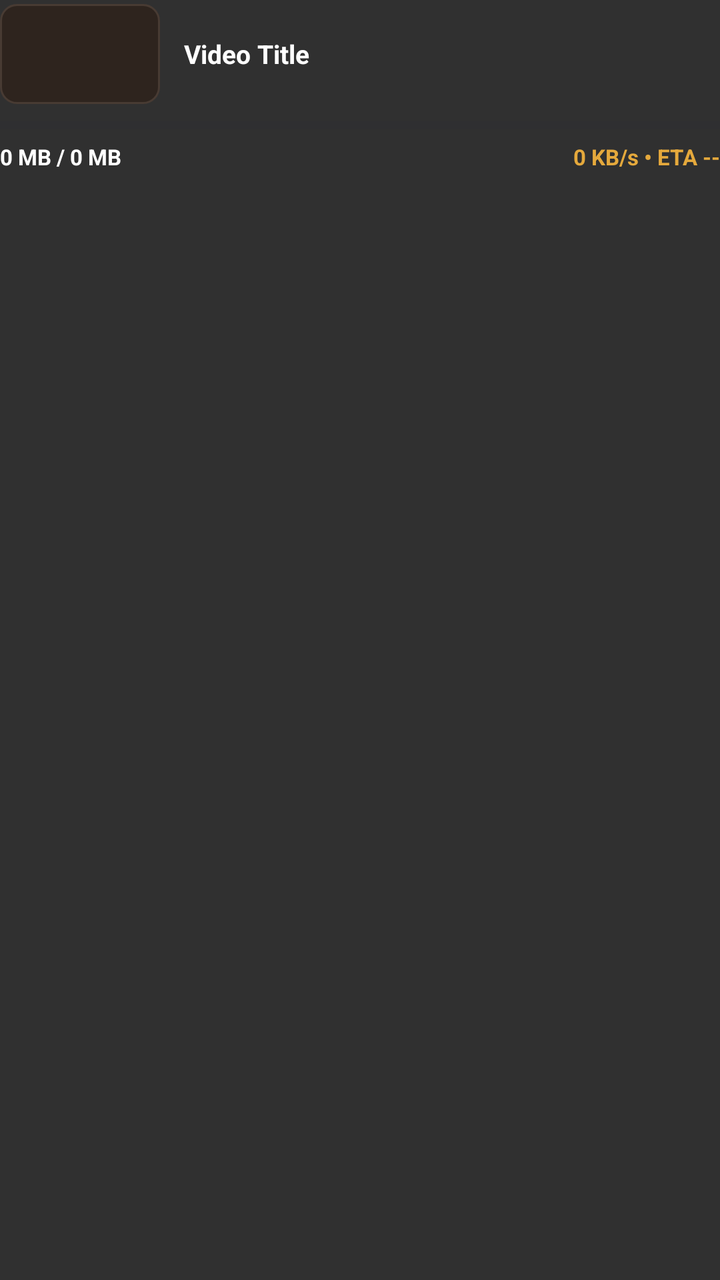
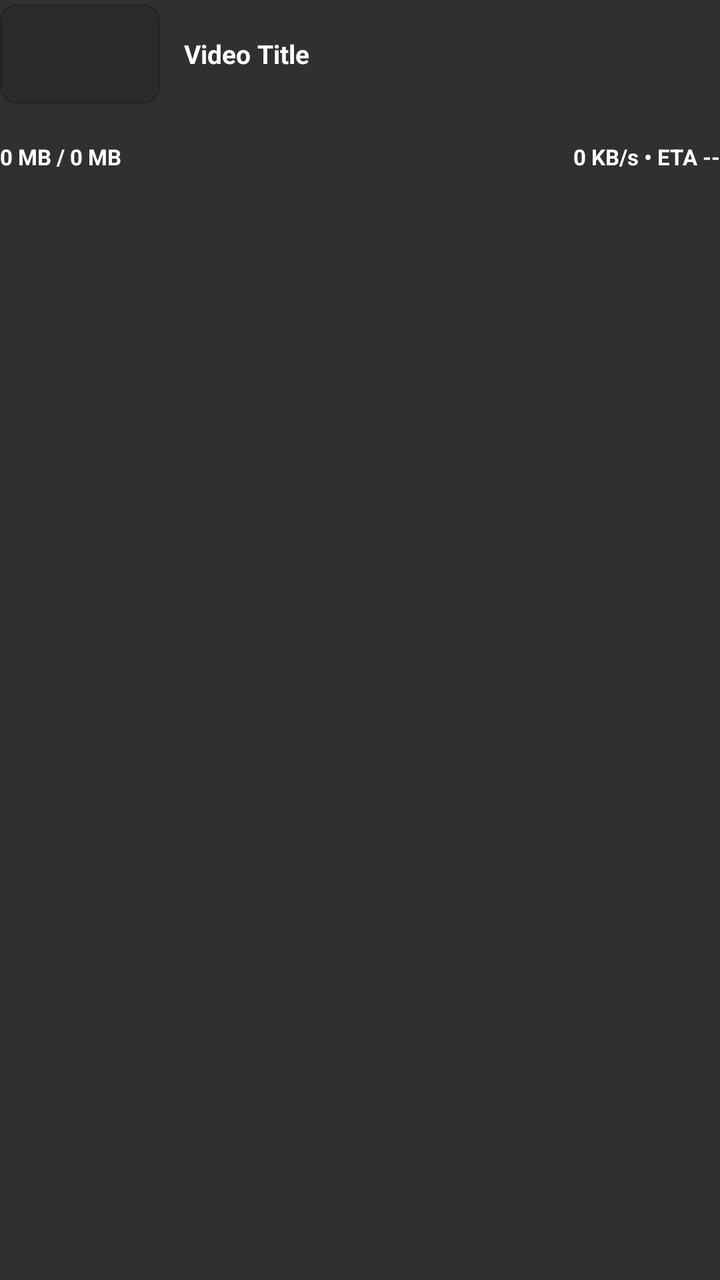

Two renders of the same Android screen: before a commit and after it. Below are the layout's source before the change and the commit's diff.
<!-- AndroidManifest.xml: application theme Theme.VidGrab -->
<!-- res/layout/notification_download_custom_expanded.xml -->
<?xml version="1.0" encoding="utf-8"?>
<LinearLayout xmlns:android="http://schemas.android.com/apk/res/android"
    android:layout_width="match_parent"
    android:layout_height="wrap_content"
    android:orientation="vertical"
    android:background="@android:color/transparent"
    android:paddingTop="2dp"
    android:paddingBottom="4dp">

    
    <LinearLayout
        android:layout_width="match_parent"
        android:layout_height="wrap_content"
        android:orientation="horizontal"
        android:gravity="center_vertical">

        
        <ImageView
            android:id="@+id/notif_thumbnail"
            android:layout_width="80dp"
            android:layout_height="50dp"
            android:background="@drawable/notification_thumbnail_bg"
            android:scaleType="centerCrop"
            android:contentDescription="Video Thumbnail" />

        <LinearLayout
            android:layout_width="0dp"
            android:layout_height="wrap_content"
            android:layout_weight="1"
            android:layout_marginStart="12dp"
            android:orientation="vertical">

            <TextView
                android:id="@+id/notif_title"
                android:layout_width="match_parent"
                android:layout_height="wrap_content"
                android:text="Video Title"
                android:textSize="13sp"
                android:textStyle="bold"
                android:textColor="#FFFFFF"
                android:maxLines="2"
                android:ellipsize="end" />
        </LinearLayout>
    </LinearLayout>

    
    <ProgressBar
        android:id="@+id/notif_progress"
        style="?android:attr/progressBarStyleHorizontal"
        android:layout_width="match_parent"
        android:layout_height="5dp"
        android:layout_marginTop="8dp"
        android:layout_marginBottom="6dp"
        android:indeterminateOnly="false"
        android:progressTint="#E5A93C"
        android:progressBackgroundTint="#2C2C32"
        android:max="100"
        android:progress="0" />

    
    <LinearLayout
        android:layout_width="match_parent"
        android:layout_height="wrap_content"
        android:orientation="horizontal"
        android:gravity="center_vertical">

        
        <TextView
            android:id="@+id/notif_size"
            android:layout_width="0dp"
            android:layout_height="wrap_content"
            android:layout_weight="1"
            android:text="0 MB / 0 MB"
            android:textSize="11sp"
            android:textStyle="bold"
            android:textColor="#FFFFFF"
            android:maxLines="1"
            android:ellipsize="end" />

        
        <TextView
            android:id="@+id/notif_speed_eta"
            android:layout_width="wrap_content"
            android:layout_height="wrap_content"
            android:layout_marginStart="8dp"
            android:text="0 KB/s • ETA --"
            android:textSize="11sp"
            android:textStyle="bold"
            android:textColor="#E5A93C"
            android:maxLines="1"
            android:ellipsize="end" />
    </LinearLayout>
</LinearLayout>
<!-- resources referenced by this layout -->
<resources>
  <!-- drawable notification_thumbnail_bg (drawable) -->
  <?xml version="1.0" encoding="utf-8"?>
  <shape xmlns:android="http://schemas.android.com/apk/res/android"
      android:shape="rectangle">
      <solid android:color="#2E241E" />
      <corners android:radius="8dp" />
      <stroke
          android:width="1dp"
          android:color="#483B33" />
  </shape>
  <style name="Theme.VidGrab" parent="android:Theme.Material.NoActionBar">
          <item name="android:statusBarColor">@android:color/transparent</item>
          <item name="android:navigationBarColor">@android:color/transparent</item>
          <item name="android:windowLightStatusBar">true</item>
      </style>
</resources>

<!-- the commit's change to res/layout/notification_download_custom_expanded.xml (unified diff, before → after) -->
@@ -52,7 +52,6 @@
         android:layout_marginTop="8dp"
         android:layout_marginBottom="6dp"
         android:indeterminateOnly="false"
-        android:progressTint="#E5A93C"
         android:progressBackgroundTint="#2C2C32"
         android:max="100"
         android:progress="0" />
@@ -86,7 +85,7 @@
             android:text="0 KB/s • ETA --"
             android:textSize="11sp"
             android:textStyle="bold"
-            android:textColor="#E5A93C"
+            android:textColor="#FFFFFF"
             android:maxLines="1"
             android:ellipsize="end" />
     </LinearLayout>
<!-- resource entries referenced after the edit -->
@@ -4,11 +4,11 @@
   <?xml version="1.0" encoding="utf-8"?>
   <shape xmlns:android="http://schemas.android.com/apk/res/android"
       android:shape="rectangle">
-      <solid android:color="#2E241E" />
+      <solid android:color="#1A000000" />
       <corners android:radius="8dp" />
       <stroke
           android:width="1dp"
-          android:color="#483B33" />
+          android:color="#33000000" />
   </shape>
   <style name="Theme.VidGrab" parent="android:Theme.Material.NoActionBar">
           <item name="android:statusBarColor">@android:color/transparent</item>
